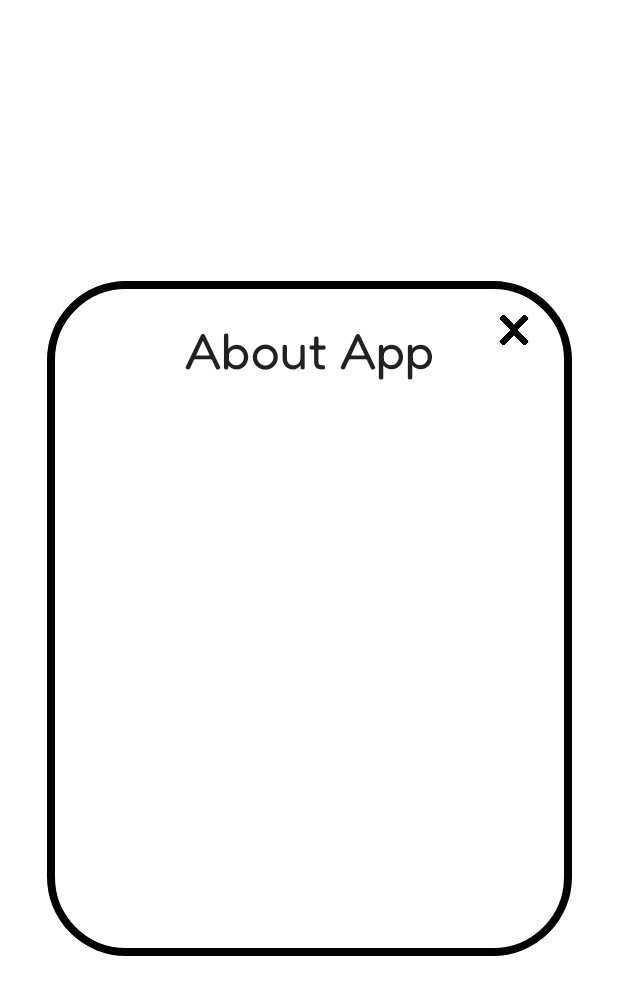
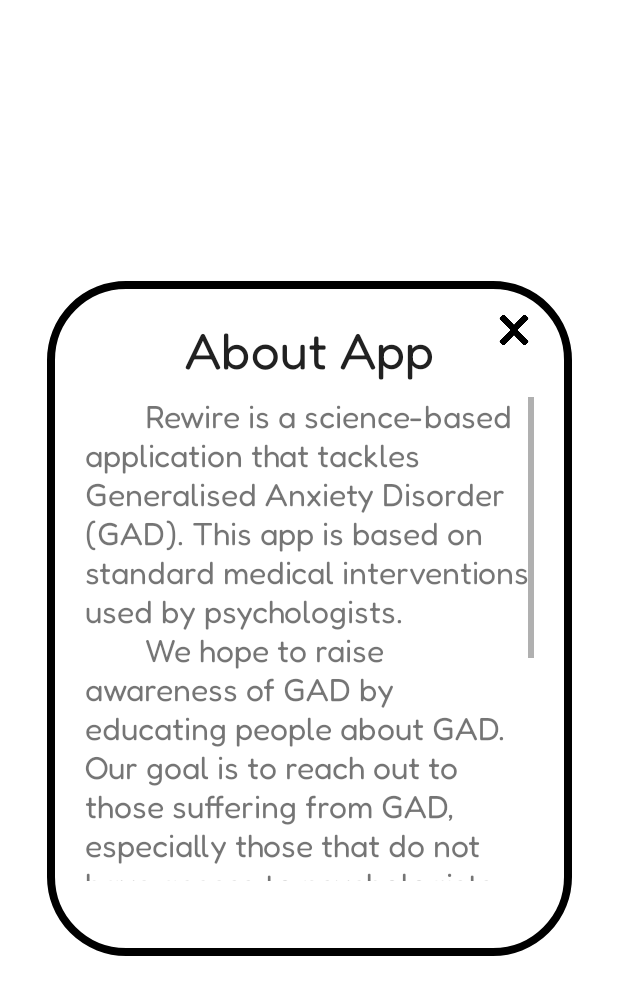
Before and after one commit to clarine24/SEGP_G11B, an Android app: the layout about_pop_up.xml on its own in the app's theme, with its tools: preview values and no code run, on a phone screen of 412 x 824 dp. Shown: the top 995 px of the screen. Run offline under Robolectric (Android 15) with nearby library versions, the phone set to English and light mode, and no system bars.

Commit message:
Add text in about popup menu Cleanup app.java code: remove redundant methods

```diff
--- a/app/src/main/res/layout/about_pop_up.xml
+++ b/app/src/main/res/layout/about_pop_up.xml
@@ -39,11 +39,29 @@
         android:layout_height="wrap_content"
         android:layout_marginTop="25dp"
         android:fontFamily="@font/fredoka"
-        android:text="About App"
+        android:text="@string/aboutTitle"
         android:textAppearance="@style/TextAppearance.AppCompat.Large"
         android:textSize="34sp"
         app:layout_constraintEnd_toEndOf="@+id/info_popUp"
         app:layout_constraintStart_toStartOf="@+id/info_popUp"
         app:layout_constraintTop_toTopOf="@id/info_popUp" />
 
+    <TextView
+        android:id="@+id/about_info"
+        android:layout_width="0dp"
+        android:layout_height="0dp"
+        android:layout_marginStart="25dp"
+        android:layout_marginTop="10dp"
+        android:layout_marginEnd="25dp"
+        android:layout_marginBottom="50dp"
+        android:fontFamily="@font/fredoka"
+        android:scrollbars="vertical"
+        android:text="@string/aboutInfo"
+        android:textAlignment="viewStart"
+        android:textSize="21sp"
+        app:layout_constraintBottom_toBottomOf="@+id/info_popUp"
+        app:layout_constraintEnd_toEndOf="@+id/info_popUp"
+        app:layout_constraintStart_toStartOf="@+id/info_popUp"
+        app:layout_constraintTop_toBottomOf="@+id/About" />
+
 </androidx.constraintlayout.widget.ConstraintLayout>
--- /dev/null
+++ b/app/src/main/res/values/popup_string.xml
@@ -0,0 +1,14 @@
+<?xml version="1.0" encoding="utf-8"?>
+<resources>
+    <string name="aboutTitle">About App</string>
+    <string name="aboutInfo">\t\t\tRewire is a science-based application that tackles Generalised Anxiety Disorder (GAD). This app is based on standard medical interventions used by psychologists.
+        \n\t\t\tWe hope to raise awareness of GAD by educating people about GAD. Our goal is to reach out to those suffering from GAD, especially those that do not have access to psychologists and therapists due to various reasons.
+        \n
+        \n<b>Developers:</b>
+        \nAqaalpreet Singh Baldeb Singh
+        \nChow Yuan Yu
+        \nClarine Tan Kaili
+        \nMorhaf Allababidi
+        \nMuhammad Danial Amsyar Mohd Razali
+    </string>
+</resources>
```
Also changed, not shown: app/src/main/java/com/example/rewire/App.java (+38 -51 lines), app/src/main/java/com/example/rewire/BT_main.java (+12 -30 lines).
